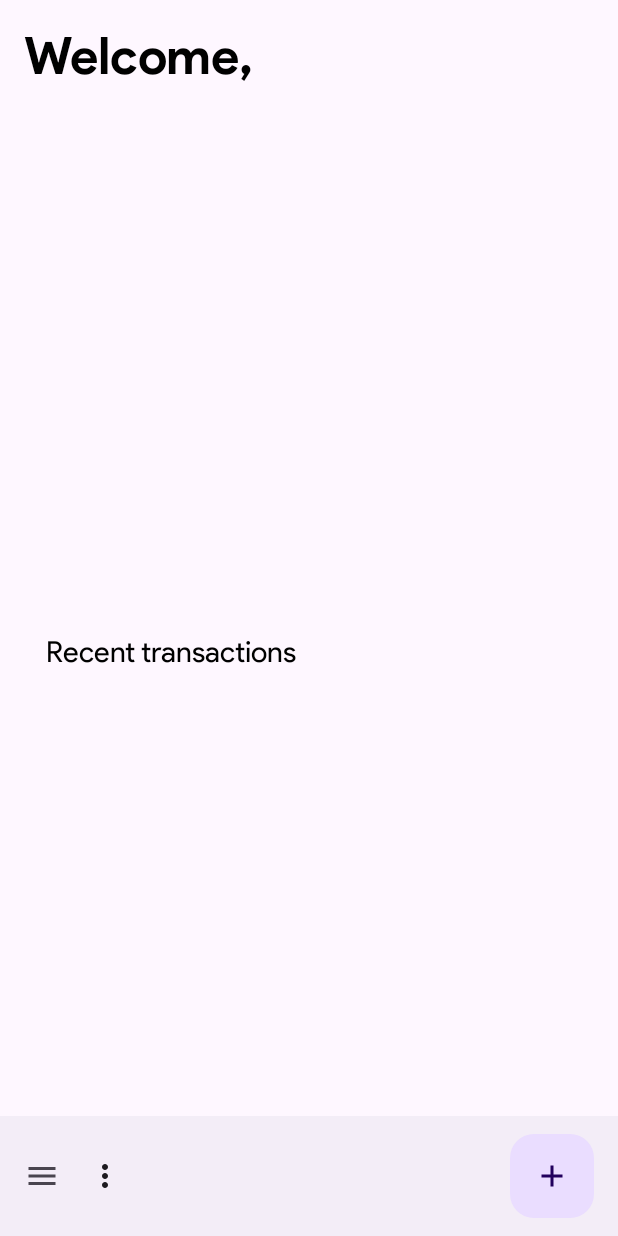
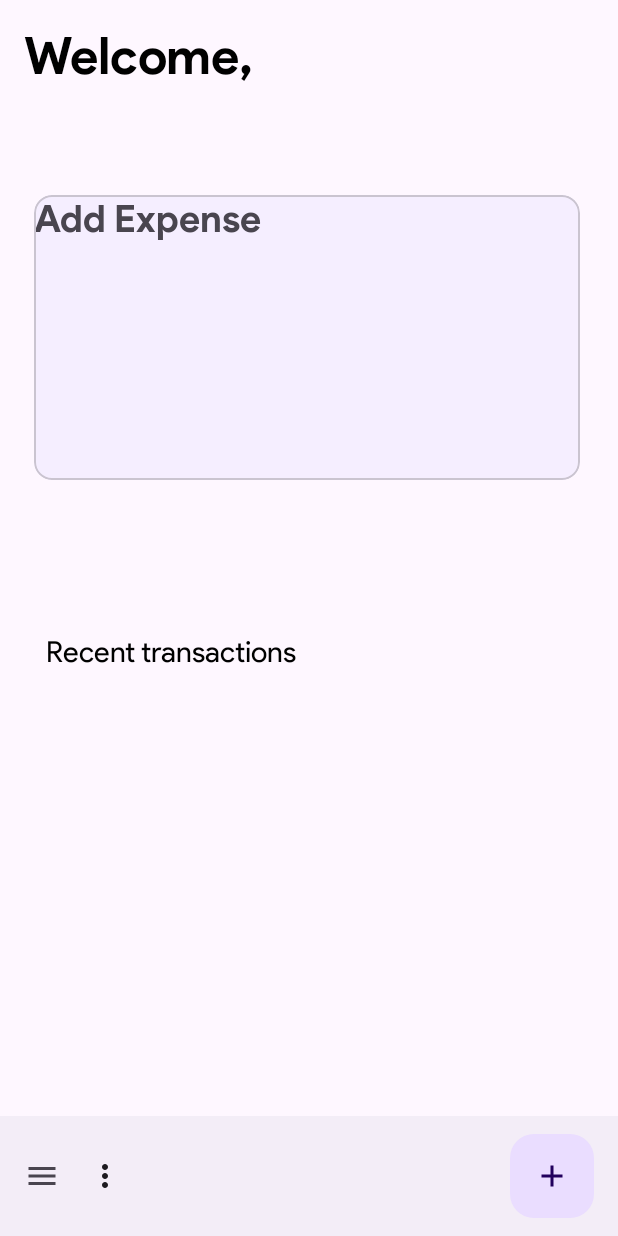
Before and after one commit to mayankk25/Budget-Tracker, an Android app: the MainFragment screen opened through its navigation route, on a phone screen of 412 x 824 dp. Run offline under Robolectric (Android 15) with nearby library versions, the phone set to English and light mode, and no system bars; our stand-ins replace Firebase (no records; nobody signed in at launch, a user with empty details on screens opened directly), data binding, navigation-ui.

Commit message:
Adding Color to Card

```diff
--- a/app/src/main/java/com/example/budgettracker/MainFragment.kt
+++ b/app/src/main/java/com/example/budgettracker/MainFragment.kt
@@ -63,7 +63,8 @@ class MainFragment: Fragment() {
 
         Log.i(TAG, "Before getting expenses")
         expenseList = arrayListOf()
-        db.collection("expenses").whereEqualTo("userID", currentUser?.uid.toString())
+        db.collection("expenses")
+            .whereEqualTo("userID", currentUser?.uid.toString())
             .get()
             .addOnSuccessListener {
                 if(!it.isEmpty) {
--- a/app/src/main/res/layout/main_fragment.xml
+++ b/app/src/main/res/layout/main_fragment.xml
@@ -24,6 +24,37 @@
             app:layout_constraintTop_toBottomOf="@+id/welcome_text"
             app:layout_constraintVertical_bias="0.0"
             tools:text="Mayank" />
+
+        <com.google.android.material.card.MaterialCardView
+            android:layout_width="364dp"
+            android:layout_height="190dp"
+            android:layout_marginStart="16dp"
+            android:layout_marginTop="16dp"
+            android:layout_marginEnd="16dp"
+            app:cardBackgroundColor="@color/material95"
+            app:layout_constraintBottom_toTopOf="@+id/recent_transactions"
+            app:layout_constraintEnd_toEndOf="parent"
+            app:layout_constraintHorizontal_bias="0.41"
+            app:layout_constraintStart_toStartOf="parent"
+            app:layout_constraintTop_toBottomOf="@+id/user_name"
+            app:layout_constraintVertical_bias="0.19999999">
+
+            <LinearLayout
+                android:layout_width="match_parent"
+                android:layout_height="match_parent">
+                <TextView
+                    android:id="@+id/total_expense_amount"
+                    android:layout_width="match_parent"
+                    android:layout_height="match_parent"
+                    android:text="@string/add_expense"
+                    android:fontFamily="@font/product_sans_bold"
+                    android:textSize="25dp">
+
+                </TextView>
+            </LinearLayout>
+
+
+        </com.google.android.material.card.MaterialCardView>
 
         <TextView
             android:id="@+id/recent_transactions"
@@ -80,11 +111,7 @@
                 android:layout_width="match_parent"
                 android:layout_height="match_parent"
                 android:clipToPadding="false"
-                android:paddingBottom="100dp">
-
-                <!-- Scrollable content -->
-
-            </androidx.core.widget.NestedScrollView>
+                android:paddingBottom="100dp" />
 
             <com.google.android.material.bottomappbar.BottomAppBar
                 android:id="@+id/bottomAppBar"
--- a/app/src/main/res/values/colors.xml
+++ b/app/src/main/res/values/colors.xml
@@ -7,6 +7,6 @@
     <color name="teal_700">#FF018786</color>
     <color name="black">#FF000000</color>
     <color name="white">#FFFFFFFF</color>
-
     <color name="light_blue">#DAF0F6</color>
+    <color name="material95">#F5EEFF</color>
 </resources>
--- a/app/src/main/res/values/themes.xml
+++ b/app/src/main/res/values/themes.xml
@@ -11,6 +11,7 @@
 <!--        <item name="colorSecondary">@color/teal_200</item>-->
 <!--        <item name="colorSecondaryVariant">@color/teal_700</item>-->
 <!--        <item name="colorOnSecondary">@color/black</item>-->
+
         <!-- Status bar color. -->
         <item name="android:statusBarColor" tools:targetApi="l">?attr/colorPrimaryVariant</item>
         <!-- Customize your theme here. -->
```
